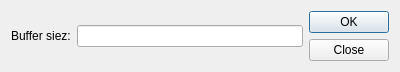
This is buffersizeedit.ui in gxup320/LrcEditer as Qt 5 draws it before an edit. The edited form follows.
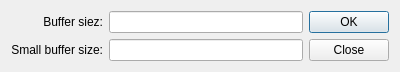
This is the edited form.

Diff of the .ui file:
```diff
--- a/buffersizeedit.ui
+++ b/buffersizeedit.ui
@@ -15,14 +15,42 @@
   </property>
   <layout class="QHBoxLayout" name="horizontalLayout">
    <item>
+    <layout class="QGridLayout" name="gridLayout">
+     <item row="0" column="1">
+      <widget class="QLineEdit" name="lineEdit_bufferEdit">
+       <property name="toolTip">
+        <string>Use to accurate progress enabled</string>
+       </property>
+      </widget>
+     </item>
+     <item row="0" column="0">
     <widget class="QLabel" name="label">
      <property name="text">
       <string>Buffer siez:</string>
      </property>
-    </widget>
-   </item>
-   <item>
-    <widget class="QLineEdit" name="lineEdit_bufferEdit"/>
+       <property name="alignment">
+        <set>Qt::AlignRight|Qt::AlignTrailing|Qt::AlignVCenter</set>
+       </property>
+      </widget>
+     </item>
+     <item row="1" column="1">
+      <widget class="QLineEdit" name="lineEdit_bufferEditSmall">
+       <property name="toolTip">
+        <string>Use to accurate progress disabled</string>
+       </property>
+      </widget>
+     </item>
+     <item row="1" column="0">
+      <widget class="QLabel" name="label_2">
+       <property name="text">
+        <string>Small buffer size:</string>
+       </property>
+       <property name="alignment">
+        <set>Qt::AlignRight|Qt::AlignTrailing|Qt::AlignVCenter</set>
+       </property>
+      </widget>
+     </item>
+    </layout>
    </item>
    <item>
     <widget class="QDialogButtonBox" name="buttonBox">
```
Lines whose indentation alone changed are shown as unchanged.
